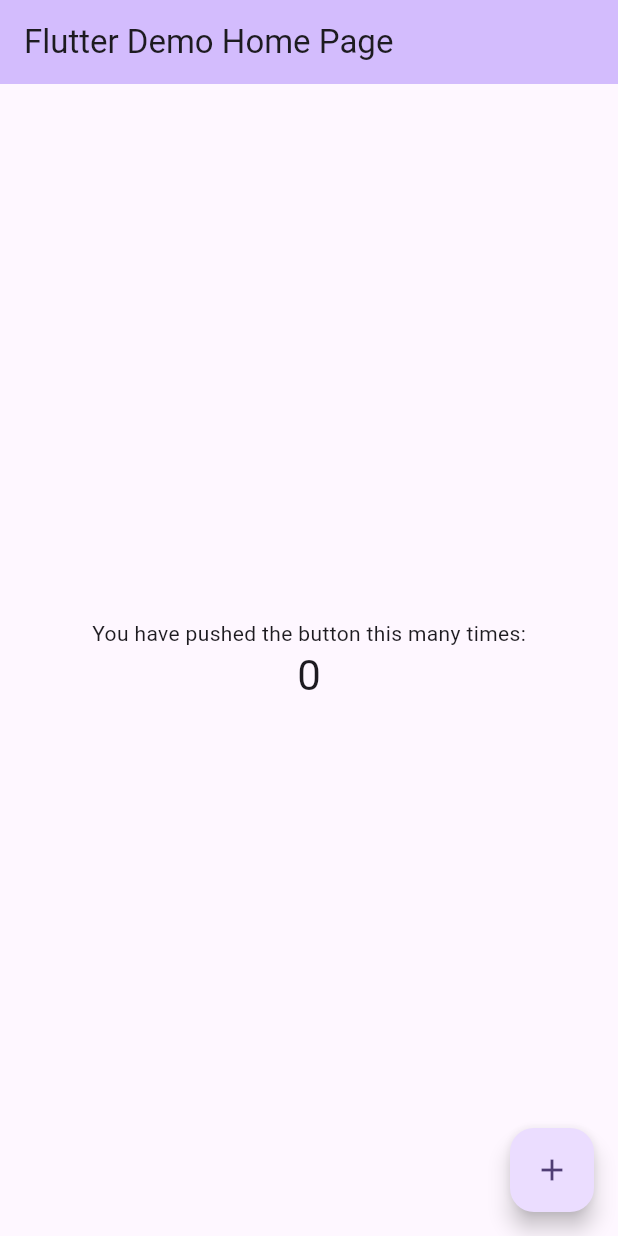
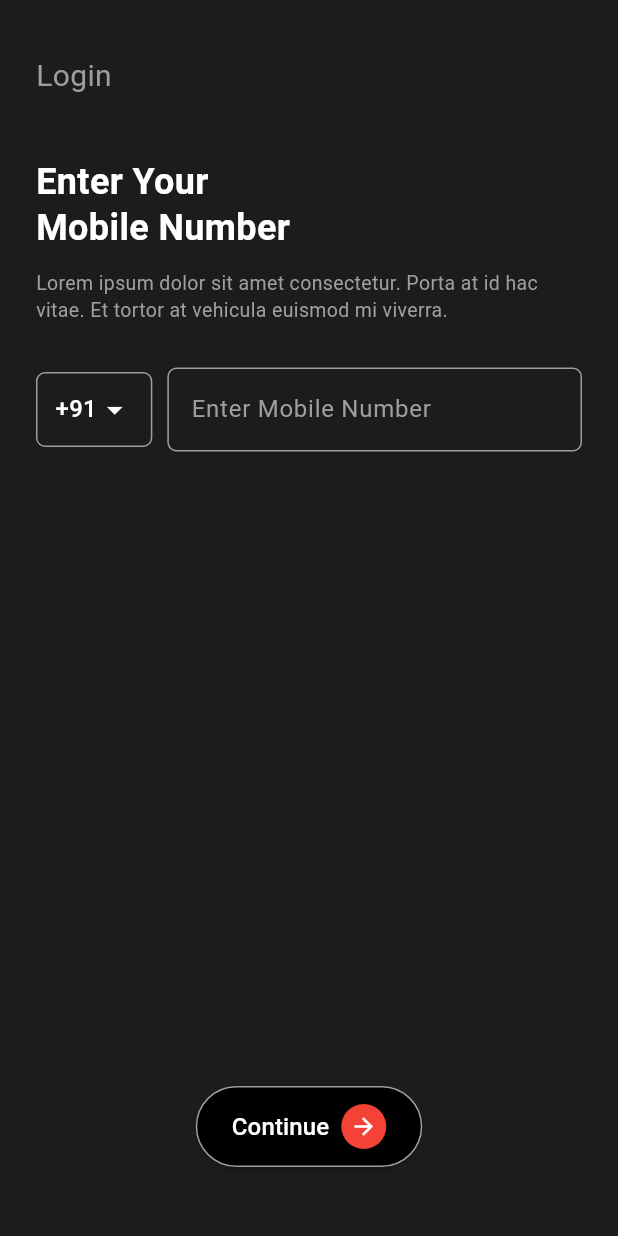
Before and after one commit to safarashlimp/mechine_test_noviindus, a Flutter app: the screen it shows after launch, on a phone screen of 412 x 824 dp. Run offline on Flutter 3.47's test engine with Material 3 defaults, Android fonts, the phone set to English and light mode, and no system bars; our stand-ins replace flutter_bloc, freezed_annotation, get_it, shared_preferences.

Commit message:
login completed

```diff
--- a/lib/features/login/domain/entities/login_entity.dart
+++ b/lib/features/login/domain/entities/login_entity.dart
@@ -0,0 +1,47 @@
+import 'package:freezed_annotation/freezed_annotation.dart';
+import 'package:mechine_test_noviindus/features/login/data/model/login_model.dart';
+part 'login_entity.freezed.dart';
+
+@freezed
+class LoginEntity with _$LoginEntity {
+  const LoginEntity._();
+
+  const factory LoginEntity({
+    required bool status,
+    required String message,
+    required String phone,
+    required bool privilage,
+    ValidationErrorsEntity? validationErrors,
+    Token? token,
+  }) = _LoginEntity;
+
+  factory LoginEntity.fromModel(LoginModel model) {
+    return LoginEntity(
+      status: model.status,
+      message: model.message ?? "No message",
+      phone: model.phone ?? '',
+      privilage: model.privilage ?? false,
+      validationErrors: model.validationErrors != null
+          ? ValidationErrorsEntity.fromModel(model.validationErrors!)
+          : null,
+      token: model.token,
+    );
+  }
+}
+
+@freezed
+class ValidationErrorsEntity with _$ValidationErrorsEntity {
+  const ValidationErrorsEntity._();
+
+  const factory ValidationErrorsEntity({
+    required List<String> phone,
+    required List<String> countryCode,
+  }) = _ValidationErrorsEntity;
+
+  factory ValidationErrorsEntity.fromModel(ValidationErrors model) {
+    return ValidationErrorsEntity(
+      phone: model.phone ?? [],
+      countryCode: model.countryCode ?? [],
+    );
+  }
+}
--- a/lib/features/login/domain/repository/login_repository.dart
+++ b/lib/features/login/domain/repository/login_repository.dart
@@ -0,0 +1,8 @@
+import 'package:mechine_test_noviindus/features/login/domain/entities/login_entity.dart';
+
+abstract class LoginRepository {
+  Future<LoginEntity> login({
+    required String phone,
+    required String countryCode,
+  });
+}
--- /dev/null
+++ b/lib/features/login/presentation/bloc/login_bloc.dart
@@ -0,0 +1,36 @@
+import 'package:flutter_bloc/flutter_bloc.dart';
+import 'package:mechine_test_noviindus/util/error/error.dart';
+
+import '../../domain/repository/login_repository.dart';
+import 'login_event.dart';
+import 'login_state.dart';
+
+class LoginBloc extends Bloc<LoginEvent, LoginState> {
+  final LoginRepository repository;
+
+  LoginBloc({required this.repository}) : super(const LoginState.initial()) {
+    on<FetchAllLogin>(_onFetchAllLogin);
+  }
+
+  Future<void> _onFetchAllLogin(
+    FetchAllLogin event,
+    Emitter<LoginState> emit,
+  ) async {
+    emit(const LoginState.loading());
+
+    try {
+      final loginEntity = await repository.login(
+        phone: event.phone,
+        countryCode: event.countryCode,
+      );
+
+      if (loginEntity.status) {
+        emit(LoginState.loaded(loginEntity: loginEntity));
+      } else {
+        emit(LoginState.error(failure: UnknownFailure(loginEntity.message)));
+      }
+    } catch (e) {
+      emit(LoginState.error(failure: UnknownFailure(e.toString())));
+    }
+  }
+}
--- /dev/null
+++ b/lib/features/login/presentation/bloc/login_event.dart
@@ -0,0 +1,10 @@
+import 'package:freezed_annotation/freezed_annotation.dart';
+part 'login_event.freezed.dart';
+
+@freezed
+class LoginEvent with _$LoginEvent {
+  const factory LoginEvent.fetchLogin({
+    required String phone,
+    required String countryCode,
+  }) = FetchAllLogin;
+}
--- /dev/null
+++ b/lib/features/login/presentation/bloc/login_state.dart
@@ -0,0 +1,12 @@
+import 'package:freezed_annotation/freezed_annotation.dart';
+import 'package:mechine_test_noviindus/features/login/domain/entities/login_entity.dart';
+import 'package:mechine_test_noviindus/util/error/error.dart';
+part 'login_state.freezed.dart';
+
+@freezed
+class LoginState with _$LoginState {
+  const factory LoginState.initial() = Initial;
+  const factory LoginState.loading() = Loading;
+  const factory LoginState.loaded({required LoginEntity loginEntity}) = Loaded;
+  const factory LoginState.error({required Failure failure}) = Error;
+}
--- /dev/null
+++ b/lib/features/login/presentation/view/login.dart
@@ -0,0 +1,236 @@
+import 'package:flutter/material.dart';
+import 'package:flutter_bloc/flutter_bloc.dart';
+import 'package:mechine_test_noviindus/features/login/presentation/bloc/login_bloc.dart';
+import 'package:mechine_test_noviindus/features/login/presentation/bloc/login_event.dart';
+import 'package:mechine_test_noviindus/features/login/presentation/bloc/login_state.dart';
+
+class LoginPage extends StatefulWidget {
+  const LoginPage({super.key});
+
+  @override
+  State<LoginPage> createState() => _LoginPageState();
+}
+
+class _LoginPageState extends State<LoginPage> {
+  String countryCode = '+91';
+  final phoneController = TextEditingController();
+  @override
+  void dispose() {
+    phoneController.dispose(); // Dispose the controller
+    super.dispose();
+  }
+
+  @override
+  Widget build(BuildContext context) {
+    return Scaffold(
+      backgroundColor: const Color(0xFF1C1C1C),
+      body: SafeArea(
+        child: BlocConsumer<LoginBloc, LoginState>(
+          listener: (context, state) {
+            state.maybeWhen(
+              error: (failure) {
+                ScaffoldMessenger.of(
+                  context,
+                ).showSnackBar(SnackBar(content: Text(failure.message)));
+              },
+              loaded: (loginEntity) {
+                ScaffoldMessenger.of(context).showSnackBar(
+                  const SnackBar(content: Text("Login Successful!")),
+                );
+                // Navigator.pushReplacement(
+                //   context,
+                //   MaterialPageRoute(builder: (_) => const HomePage()),
+                // );
+              },
+              orElse: () {},
+            );
+          },
+          builder: (context, state) {
+            final isLoading = state.maybeWhen(
+              loading: () => true,
+              orElse: () => false,
+            );
+
+            return Padding(
+              padding: const EdgeInsets.symmetric(horizontal: 24, vertical: 16),
+              child: Column(
+                crossAxisAlignment: CrossAxisAlignment.start,
+                children: [
+                  const SizedBox(height: 20),
+                  const Text(
+                    "Login",
+                    style: TextStyle(
+                      color: Colors.grey,
+                      fontSize: 20,
+                      fontWeight: FontWeight.w400,
+                    ),
+                  ),
+                  const SizedBox(height: 40),
+                  const Text(
+                    "Enter Your\nMobile Number",
+                    style: TextStyle(
+                      color: Colors.white,
+                      fontSize: 24,
+                      fontWeight: FontWeight.w600,
+                      height: 1.3,
+                    ),
+                  ),
+                  const SizedBox(height: 12),
+                  const Text(
+                    "Lorem ipsum dolor sit amet consectetur. Porta at id hac vitae. Et tortor at vehicula euismod mi viverra.",
+                    style: TextStyle(
+                      color: Colors.grey,
+                      fontSize: 13,
+                      height: 1.4,
+                    ),
+                  ),
+                  const SizedBox(height: 30),
+                  Row(
+                    children: [
+                      Container(
+                        padding: const EdgeInsets.symmetric(horizontal: 12),
+                        decoration: BoxDecoration(
+                          border: Border.all(color: Colors.grey),
+                          borderRadius: BorderRadius.circular(6),
+                        ),
+                        child: DropdownButtonHideUnderline(
+                          child: DropdownButton<String>(
+                            dropdownColor: Colors.black,
+                            value: countryCode,
+                            icon: const Icon(
+                              Icons.arrow_drop_down,
+                              color: Colors.white,
+                            ),
+                            items: const [
+                              DropdownMenuItem(
+                                value: '+91',
+                                child: Text(
+                                  '+91',
+                                  style: TextStyle(color: Colors.white),
+                                ),
+                              ),
+                              DropdownMenuItem(
+                                value: '+1',
+                                child: Text(
+                                  '+1',
+                                  style: TextStyle(color: Colors.white),
+                                ),
+                              ),
+                            ],
+                            onChanged: (value) {
+                              if (value != null) {
+                                setState(() {
+                                  countryCode = value;
+                                });
+                              }
+                            },
+                          ),
+                        ),
+                      ),
+                      const SizedBox(width: 10),
+                      Expanded(
+                        child: TextField(
+                          controller: phoneController,
+                          style: const TextStyle(color: Colors.white),
+                          keyboardType: TextInputType.phone,
+                          decoration: InputDecoration(
+                            hintText: "Enter Mobile Number",
+                            hintStyle: const TextStyle(color: Colors.grey),
+                            enabledBorder: OutlineInputBorder(
+                              borderSide: const BorderSide(color: Colors.grey),
+                              borderRadius: BorderRadius.circular(6),
+                            ),
+                            focusedBorder: OutlineInputBorder(
+                              borderSide: const BorderSide(color: Colors.red),
+                              borderRadius: BorderRadius.circular(6),
+                            ),
+                          ),
+                        ),
+                      ),
+                    ],
+                  ),
+                  const Spacer(),
+                  Center(
+                    child: ElevatedButton(
+                      style: ElevatedButton.styleFrom(
+                        backgroundColor: Colors.black,
+                        shape: RoundedRectangleBorder(
+                          borderRadius: BorderRadius.circular(30),
+                          side: const BorderSide(color: Colors.grey),
+                        ),
+                        padding: const EdgeInsets.symmetric(
+                          horizontal: 24,
+                          vertical: 12,
+                        ),
+                      ),
+                      onPressed: isLoading
+                          ? null
+                          : () {
+                              final phone = phoneController.text.trim();
+                              if (phone.isEmpty) {
+                                ScaffoldMessenger.of(context).showSnackBar(
+                                  const SnackBar(
+                                    content: Text("Please enter phone number"),
+                                  ),
+                                );
+                                return;
+                              }
+
+                              context.read<LoginBloc>().add(
+                                LoginEvent.fetchLogin(
+                                  phone: phone,
+                                  countryCode: countryCode,
+                                ),
+                              );
+                            },
+                      child: Row(
+                        mainAxisSize: MainAxisSize.min,
+                        children: [
+                          if (isLoading)
+                            const Padding(
+                              padding: EdgeInsets.all(8.0),
+                              child: SizedBox(
+                                width: 20,
+                                height: 20,
+                                child: CircularProgressIndicator(
+                                  color: Colors.white,
+                                  strokeWidth: 2,
+                                ),
+                              ),
+                            )
+                          else ...[
+                            const Text(
+                              "Continue",
+                              style: TextStyle(
+                                color: Colors.white,
+                                fontSize: 16,
+                              ),
+                            ),
+                            const SizedBox(width: 8),
+                            Container(
+                              padding: const EdgeInsets.all(6),
+                              decoration: const BoxDecoration(
+                                color: Colors.red,
+                                shape: BoxShape.circle,
+                              ),
+                              child: const Icon(
+                                Icons.arrow_forward,
+                                color: Colors.white,
+                                size: 18,
+                              ),
+                            ),
+                          ],
+                        ],
+                      ),
+                    ),
+                  ),
+                  const SizedBox(height: 30),
+                ],
+              ),
+            );
+          },
+        ),
+      ),
+    );
+  }
+}
--- a/lib/main.dart
+++ b/lib/main.dart
@@ -1,122 +1,25 @@
 import 'package:flutter/material.dart';
+import 'package:flutter_bloc/flutter_bloc.dart';
+import 'package:mechine_test_noviindus/features/login/presentation/bloc/login_bloc.dart';
+import 'package:mechine_test_noviindus/features/login/presentation/view/login.dart';
+import 'package:mechine_test_noviindus/util/service_locator/service_locator.dart';
 
-void main() {
+void main() async {
+  WidgetsFlutterBinding.ensureInitialized();
+
+  await setupServiceLocator();
+
   runApp(const MyApp());
 }
 
 class MyApp extends StatelessWidget {
   const MyApp({super.key});
 
-  // This widget is the root of your application.
   @override
   Widget build(BuildContext context) {
-    return MaterialApp(
-      title: 'Flutter Demo',
-      theme: ThemeData(
-        // This is the theme of your application.
-        //
-        // TRY THIS: Try running your application with "flutter run". You'll see
-        // the application has a purple toolbar. Then, without quitting the app,
-        // try changing the seedColor in the colorScheme below to Colors.green
-        // and then invoke "hot reload" (save your changes or press the "hot
-        // reload" button in a Flutter-supported IDE, or press "r" if you used
-        // the command line to start the app).
-        //
-        // Notice that the counter didn't reset back to zero; the application
-        // state is not lost during the reload. To reset the state, use hot
-        // restart instead.
-        //
-        // This works for code too, not just values: Most code changes can be
-        // tested with just a hot reload.
-        colorScheme: ColorScheme.fromSeed(seedColor: Colors.deepPurple),
-      ),
-      home: const MyHomePage(title: 'Flutter Demo Home Page'),
+    return MultiBlocProvider(
+      providers: [BlocProvider(create: (context) => getIt<LoginBloc>())],
+      child: const MaterialApp(home: LoginPage()),
     );
   }
 }
-
-class MyHomePage extends StatefulWidget {
-  const MyHomePage({super.key, required this.title});
-
-  // This widget is the home page of your application. It is stateful, meaning
-  // that it has a State object (defined below) that contains fields that affect
-  // how it looks.
-
-  // This class is the configuration for the state. It holds the values (in this
-  // case the title) provided by the parent (in this case the App widget) and
-  // used by the build method of the State. Fields in a Widget subclass are
-  // always marked "final".
-
-  final String title;
-
-  @override
-  State<MyHomePage> createState() => _MyHomePageState();
-}
-
-class _MyHomePageState extends State<MyHomePage> {
-  int _counter = 0;
-
-  void _incrementCounter() {
-    setState(() {
-      // This call to setState tells the Flutter framework that something has
-      // changed in this State, which causes it to rerun the build method below
-      // so that the display can reflect the updated values. If we changed
-      // _counter without calling setState(), then the build method would not be
-      // called again, and so nothing would appear to happen.
-      _counter++;
-    });
-  }
-
-  @override
-  Widget build(BuildContext context) {
-    // This method is rerun every time setState is called, for instance as done
-    // by the _incrementCounter method above.
-    //
-    // The Flutter framework has been optimized to make rerunning build methods
-    // fast, so that you can just rebuild anything that needs updating rather
-    // than having to individually change instances of widgets.
-    return Scaffold(
-      appBar: AppBar(
-        // TRY THIS: Try changing the color here to a specific color (to
-        // Colors.amber, perhaps?) and trigger a hot reload to see the AppBar
-        // change color while the other colors stay the same.
-        backgroundColor: Theme.of(context).colorScheme.inversePrimary,
-        // Here we take the value from the MyHomePage object that was created by
-        // the App.build method, and use it to set our appbar title.
-        title: Text(widget.title),
-      ),
-      body: Center(
-        // Center is a layout widget. It takes a single child and positions it
-        // in the middle of the parent.
-        child: Column(
-          // Column is also a layout widget. It takes a list of children and
-          // arranges them vertically. By default, it sizes itself to fit its
-          // children horizontally, and tries to be as tall as its parent.
-          //
-          // Column has various properties to control how it sizes itself and
-          // how it positions its children. Here we use mainAxisAlignment to
-          // center the children vertically; the main axis here is the vertical
-          // axis because Columns are vertical (the cross axis would be
-          // horizontal).
-          //
-          // TRY THIS: Invoke "debug painting" (choose the "Toggle Debug Paint"
-          // action in the IDE, or press "p" in the console), to see the
-          // wireframe for each widget.
-          mainAxisAlignment: MainAxisAlignment.center,
-          children: <Widget>[
-            const Text('You have pushed the button this many times:'),
-            Text(
-              '$_counter',
-              style: Theme.of(context).textTheme.headlineMedium,
-            ),
-          ],
-        ),
-      ),
-      floatingActionButton: FloatingActionButton(
-        onPressed: _incrementCounter,
-        tooltip: 'Increment',
-        child: const Icon(Icons.add),
-      ), // This trailing comma makes auto-formatting nicer for build methods.
-    );
-  }
-}
--- /dev/null
+++ b/lib/util/error/error.dart
@@ -0,0 +1,66 @@
+sealed class Failure {
+  final String message;
+
+  Failure({required this.message});
+
+  @override
+  String toString() => 'Unknown failure';
+}
+
+class ServerFailure extends Failure {
+  ServerFailure({required super.message});
+
+  @override
+  String toString() => 'Type: ServerFailure, message: $message';
+}
+
+class RequestFailure extends Failure {
+  RequestFailure({required super.message});
+
+  @override
+  String toString() => 'Type: RequestFailure, message: $message';
+}
+
+class NoNetworkFailure extends Failure {
+  NoNetworkFailure()
+    : super(
+        message:
+            'No network connection available please check your connection and try again',
+      );
+
+  @override
+  String toString() =>
+      'No network connection available please check your connection and try again';
+}
+
+class ConnectionTimeOutFailure extends Failure {
+  ConnectionTimeOutFailure()
+    : super(
+        message:
+            'Connection timed out please check your connection and try again',
+      );
+
+  @override
+  String toString() =>
+      'Connection timed out please check your connection and try again';
+}
+
+class UnknownFailure extends Failure {
+  final String? msg;
+  UnknownFailure(this.msg)
+    : super(message: msg ?? "Some thing went wrong please try again");
+
+  @override
+  String toString() => message;
+}
+
+class CacheFailure extends Failure {
+  CacheFailure({required super.message});
+
+  @override
+  String toString() => 'CacheFailure(message: $message)';
+}
+
+class LocationFailure extends Failure {
+  LocationFailure({required super.message});
+}
```
Also changed, not shown: lib/features/login/data/data_source/login_data_source.dart (+34 -0 lines), lib/features/login/data/model/login_model.dart (+35 -20 lines), lib/features/login/data/repository/login_repository_impl.dart (+30 -0 lines), lib/util/service_locator/service_locator.dart (added, +23 -0 lines), lib/features/login/data/model/login_model.freezed.dart (added), lib/features/login/data/model/login_model.g.dart (added), lib/features/login/domain/entities/login_entity.freezed.dart (added), lib/features/login/domain/usecase/login_usecase.dart (deleted), lib/features/login/presentation/bloc/login_event.freezed.dart (added), lib/features/login/presentation/bloc/login_state.freezed.dart (added).
